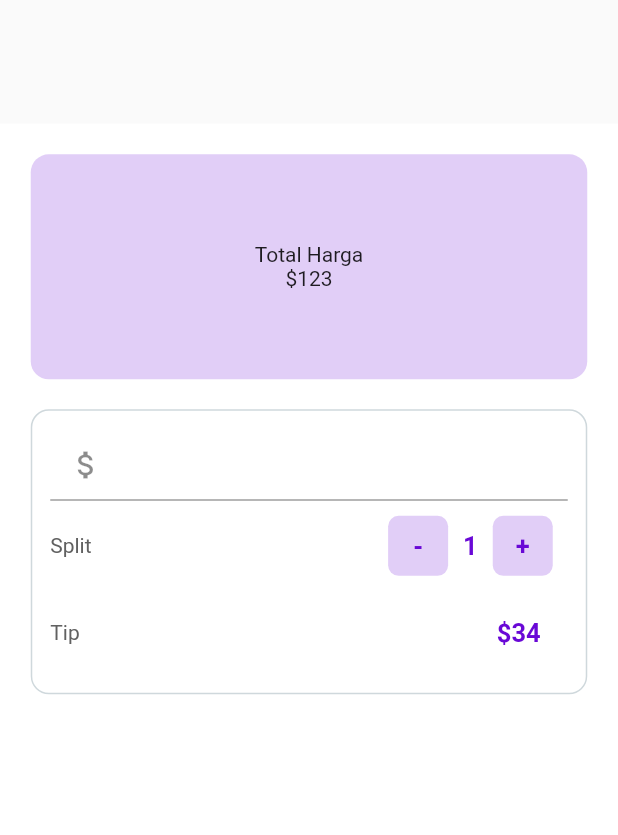
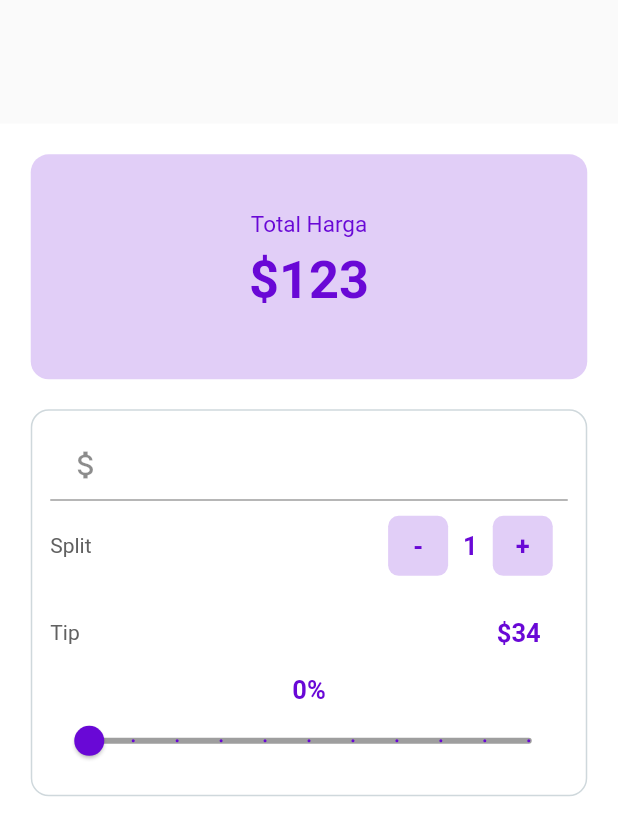
Before and after one commit to noorsaputri123/Kalkulator, a Flutter app: the screen it shows after launch, on a phone screen of 412 x 824 dp. Shown: the top 835 px of the screen. Run offline on Flutter 3.47's test engine with Material 2 defaults, Android fonts, the phone set to English and light mode, and no system bars.

Commit message:
final user interface

```diff
--- a/lib/ui/home.dart
+++ b/lib/ui/home.dart
@@ -33,9 +33,24 @@ class _BillSplitterState extends State<BillSplitter> {
               child: Center(
                 child: Column(
                   mainAxisAlignment: MainAxisAlignment.center,
-                  children: const <Widget>[
-                    Text("Total Harga"),
-                    Text("\$123"),
+                  children: <Widget>[
+                    Text(
+                      "Total Harga",
+                      style: TextStyle(
+                          fontWeight: FontWeight.normal,
+                          fontSize: 15.0,
+                          color: _purple),
+                    ),
+                    Padding(
+                      padding: const EdgeInsets.all(8.0),
+                      child: Text(
+                        "\$123",
+                        style: TextStyle(
+                            fontSize: 34.9,
+                            fontWeight: FontWeight.bold,
+                            color: _purple),
+                      ),
+                    ),
                   ],
                 ),
               ),
@@ -154,7 +169,30 @@ class _BillSplitterState extends State<BillSplitter> {
                               fontWeight: FontWeight.bold,
                               fontSize: 17.0),
                         ),
-                      )
+                      ),
+                    ],
+                  ),
+                  Column(
+                    children: <Widget>[
+                      Text(
+                        "$_tipPercentage%",
+                        style: TextStyle(
+                            color: _purple,
+                            fontSize: 17.0,
+                            fontWeight: FontWeight.bold),
+                      ),
+                      Slider(
+                          min: 0,
+                          max: 100,
+                          activeColor: _purple,
+                          inactiveColor: Colors.grey,
+                          divisions: 10,
+                          value: _tipPercentage.toDouble(),
+                          onChanged: (double newValue) {
+                            setState(() {
+                              _tipPercentage = newValue.round();
+                            });
+                          })
                     ],
                   )
                 ],
```
